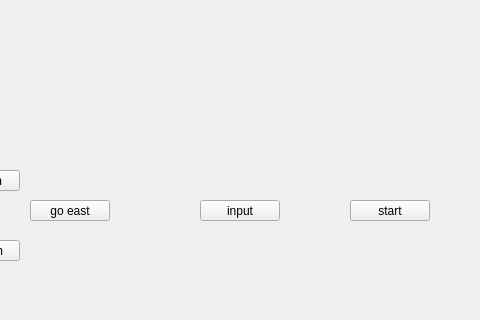
The window that Src Files/mainwindow.ui (calvin224/Zork) describes before a commit, drawn with Qt 5; both pictures show x 160 to 640 and y 280 to 600 of the 800 by 600 pixel window.
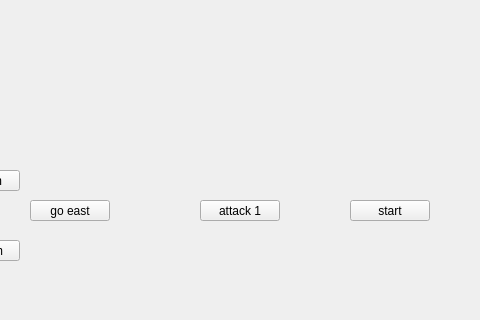
The same window after the commit.

What changed in the file:
```diff
--- a/Src Files/mainwindow.ui
+++ b/Src Files/mainwindow.ui
@@ -109,7 +109,7 @@
      </rect>
     </property>
     <property name="text">
-     <string>input</string>
+     <string>attack 1</string>
     </property>
    </widget>
   </widget>
```
